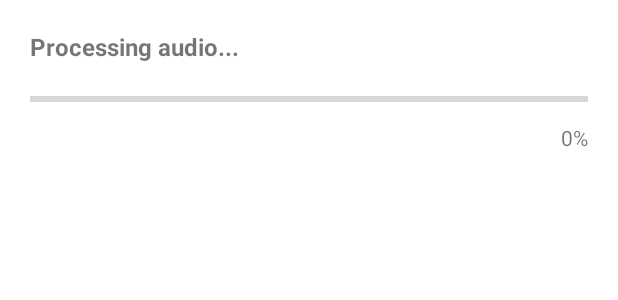
After one commit to Jochengehtab/MusicPlayer, an Android app: the layout dialog_analysis_progress.xml on its own in the app's theme, with its tools: preview values and no code run, on a phone screen of 412 x 824 dp. The commit adds this screen. Shown: the top 300 px of the screen. Run offline under Robolectric (Android 15) with nearby library versions, the light colour scheme and no system bars.

Commit message:
add progress bar

```diff
--- a/MusicPlayer/app/build.gradle
+++ b/MusicPlayer/app/build.gradle
@@ -4,11 +4,11 @@ plugins {
 
 android {
     namespace = 'com.jochengehtab.musicplayer'
-    compileSdk = 34
+    compileSdk = 36
     defaultConfig {
         applicationId = "com.jochengehtab.musicplayer"
         minSdk = 29
-        targetSdk = 34
+        targetSdk = 36
         versionCode = 1
         versionName = "1.0"
         testInstrumentationRunner = "androidx.test.runner.AndroidJUnitRunner"
--- /dev/null
+++ b/MusicPlayer/app/src/main/res/layout/dialog_analysis_progress.xml
@@ -0,0 +1,33 @@
+<?xml version="1.0" encoding="utf-8"?>
+<LinearLayout xmlns:android="http://schemas.android.com/apk/res/android"
+    android:layout_width="match_parent"
+    android:layout_height="wrap_content"
+    android:orientation="vertical"
+    android:padding="20dp">
+
+    <TextView
+        android:id="@+id/progressMessage"
+        android:layout_width="wrap_content"
+        android:layout_height="wrap_content"
+        android:text="Processing audio..."
+        android:textSize="16sp"
+        android:textStyle="bold"
+        android:layout_marginBottom="16dp"/>
+
+    <ProgressBar
+        android:id="@+id/progressBar"
+        style="?android:attr/progressBarStyleHorizontal"
+        android:layout_width="match_parent"
+        android:layout_height="wrap_content"
+        android:indeterminate="false"
+        android:max="100" />
+
+    <TextView
+        android:id="@+id/progressPercent"
+        android:layout_width="wrap_content"
+        android:layout_height="wrap_content"
+        android:layout_gravity="end"
+        android:text="0%"
+        android:layout_marginTop="8dp"/>
+
+</LinearLayout>
```
Also changed, not shown: MusicPlayer/app/src/main/java/com/jochengehtab/musicplayer/AudioClassifier/AudioClassifier.java (+55 -13 lines), MusicPlayer/app/src/main/java/com/jochengehtab/musicplayer/MusicList/TrackAdapter.java (+25 -8 lines).
